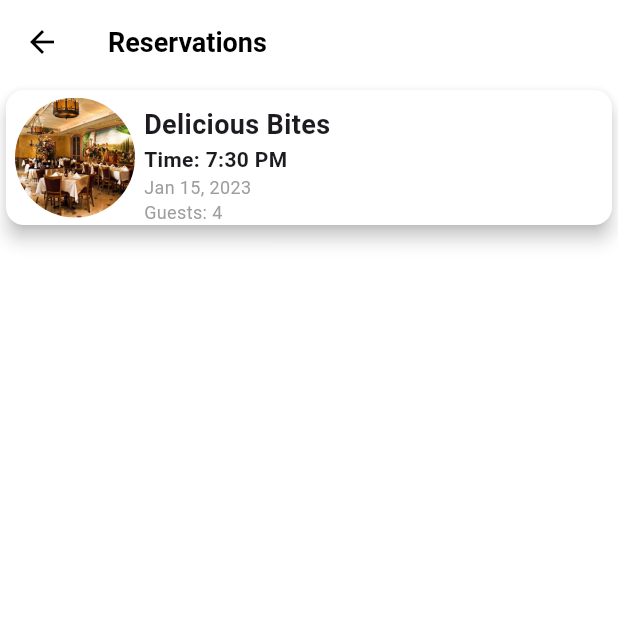
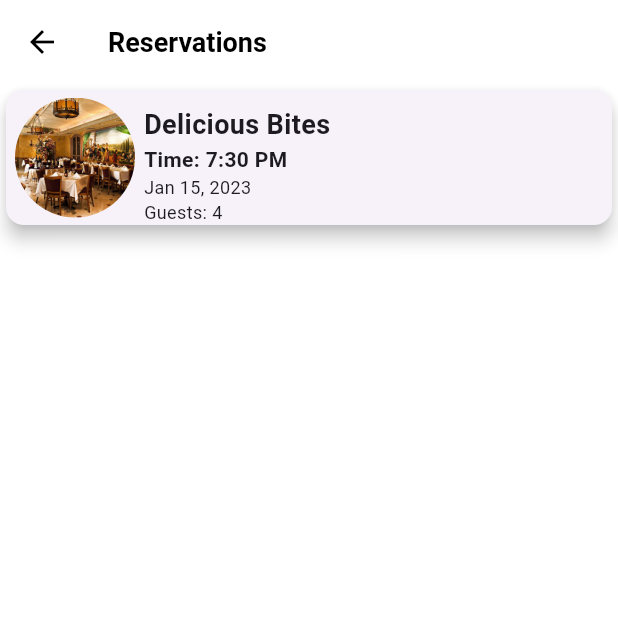
Before and after one commit to 6802ali/Foodie-App, a Flutter app: the ReservationsPage screen opened directly, on a phone screen of 412 x 824 dp, the top half of it. Run offline on Flutter 3.47's test engine with Material 3 defaults, Android fonts, the phone set to English and light mode, and no system bars; our stand-ins replace awesome_dialog, cloud_firestore, firebase_auth, firebase_core, firebase_database, firebase_storage and 8 more; accounts and stored records are empty; network calls fail.

Commit message:
profile ui adjust to theme  dark/light modes

```diff
--- a/lib/Orderspage/orders.dart
+++ b/lib/Orderspage/orders.dart
@@ -59,7 +59,7 @@ List<Map<String, dynamic>> cardItems = [
   {
     'imagepath': 'assets/restaurant3.jpg',
     'restaurantname': 'Margherita Pizza',
-    'status': 'Delivered',
+    'status': 'cancelled',
     'date': 'Mar 10, 2023',
     'order_id': '11122',
     'username': 'bob',
@@ -125,7 +125,7 @@ List<Map<String, dynamic>> cardItems = [
   {
     'imagepath': 'assets/restaurant6.jpg',
     'restaurantname': 'Vegetarian Salad',
-    'status': 'Delivered',
+    'status': 'cancelled',
     'date': 'Jun 25, 2023',
     'order_id': '77889',
     'username': 'emily',
--- a/lib/Reservationspage/reservation_cardbuilder.dart
+++ b/lib/Reservationspage/reservation_cardbuilder.dart
@@ -15,7 +15,7 @@ class ReservationCardBuilder extends StatelessWidget {
 
     return Card(
       elevation: 5,
-      color: Colors.white,
+      //color: Theme.of(context).cardColor,
       child: Row(
         mainAxisSize: MainAxisSize.max,
         children: [
@@ -61,7 +61,7 @@ class ReservationCardBuilder extends StatelessWidget {
                     date,
                     style: TextStyle(
                       fontSize: 12,
-                      color: Colors.grey,
+                      // color: Theme.of(context).textTheme.bodySmall?.color,
                     ),
                   ),
                   SizedBox(width: 10),
@@ -69,7 +69,7 @@ class ReservationCardBuilder extends StatelessWidget {
                     'Guests: $guests',
                     style: TextStyle(
                       fontSize: 12,
-                      color: Colors.grey,
+                      //  color: Theme.of(context).textTheme.bodySmall?.color,
                     ),
                   ),
                 ],
--- a/lib/Reservationspage/reservationpage.dart
+++ b/lib/Reservationspage/reservationpage.dart
@@ -29,6 +29,15 @@ class _ReservationsPageState extends State<ReservationsPage> {
     return Scaffold(
       appBar: AppBar(
         title: const Text("Reservations"),
+        leading: IconButton(
+          icon: Icon(Icons.arrow_back),
+          onPressed: () {
+            Navigator.pop(context);
+          },
+          color: Theme.of(context).brightness == Brightness.light
+              ? Colors.black // Light mode
+              : Colors.white, // Dark mode
+        ),
       ),
       body: ListView.builder(
         itemCount: reservationItems.length,
--- a/lib/navigation.dart
+++ b/lib/navigation.dart
@@ -30,7 +30,8 @@ class _NavigationState extends State<Navigation> {
         ),
         bottomNavigationBar: BottomNavigationBar(
           type: BottomNavigationBarType.fixed,
-          backgroundColor: Colors.white,
+          // backgroundColor: Colors.white,
+          //bacground is auto adjusted by theme
           selectedItemColor: Colors.green,
           unselectedItemColor: Colors.grey,
           currentIndex: _selectedIndex,
--- a/lib/theme/appbar_theme.dart
+++ b/lib/theme/appbar_theme.dart
@@ -31,7 +31,7 @@ class TAppBarTheme {
     backgroundColor: Colors.transparent,
     surfaceTintColor: Colors.transparent,
     iconTheme: IconThemeData(
-      color: Colors.black,
+      color: Colors.white,
       size: 24,
     ),
     actionsIconTheme: IconThemeData(
```
Also changed, not shown: lib/Orderspage/cardbuilder.dart (+19 -4 lines), lib/Orderspage/orderdetails.dart (+5 -9 lines), lib/Reservationspage/reservationdetails.dart (+10 -0 lines).
